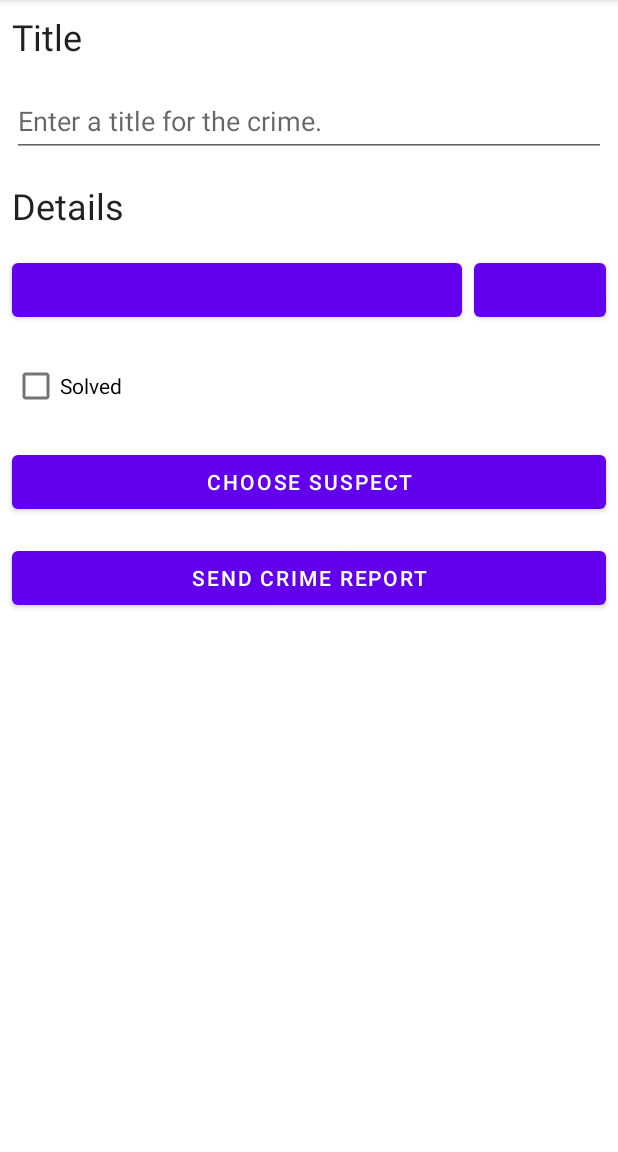
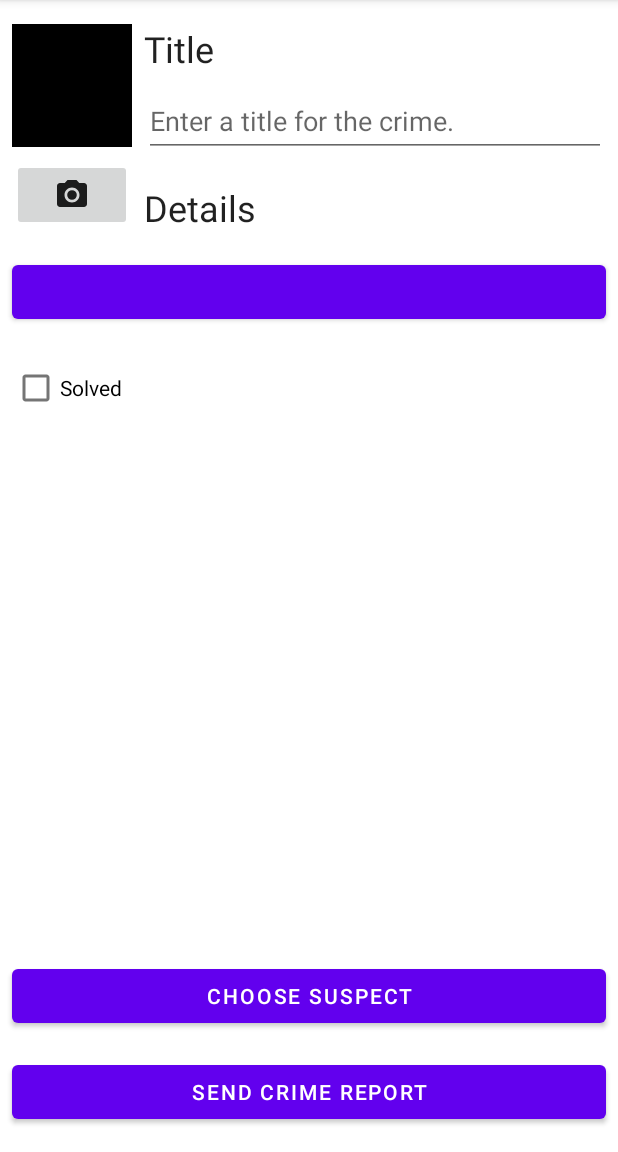
Before and after one commit to JohnyLukas/crime-and-punishment, an Android app: the screen it shows after launch (MainActivity), after a tap on "New Crime", on a phone screen of 412 x 824 dp, the part 84-1236 px from its top. Run offline under Robolectric (Android 15) with nearby library versions, the phone set to English and light mode, and no system bars; our stand-ins replace Room's generated code; libraries missing offline, so code that uses them is left out: by.kirich1409.viewbindingdelegate; 18 statements that could not run were skipped.

Commit message:
crime&punishment v4.1

```diff
--- a/app/src/main/java/com/example/criminalintent/Crime.kt
+++ b/app/src/main/java/com/example/criminalintent/Crime.kt
@@ -11,5 +11,6 @@ data class Crime(
     val title: String,
     val date: Date,
     val isSolved: Boolean,
-    val suspect: String = ""
+    val suspect: String = "",
+    val photoFileName: String? = null
 )
--- a/app/src/main/java/com/example/criminalintent/CrimeRepository.kt
+++ b/app/src/main/java/com/example/criminalintent/CrimeRepository.kt
@@ -4,6 +4,7 @@ import android.content.Context
 import androidx.room.Room
 import com.example.criminalintent.database.CrimeDatabase
 import com.example.criminalintent.database.migration_1_2
+import com.example.criminalintent.database.migration_2_3
 import kotlinx.coroutines.CoroutineScope
 import kotlinx.coroutines.DelicateCoroutinesApi
 import kotlinx.coroutines.GlobalScope
@@ -19,7 +20,7 @@ class CrimeRepository @OptIn(DelicateCoroutinesApi::class) private constructor(
     private val database: CrimeDatabase = Room.databaseBuilder(
             context.applicationContext, CrimeDatabase::class.java, DATABASE_NAME
         )
-        .addMigrations(migration_1_2)
+        .addMigrations(migration_1_2, migration_2_3)
         .build()
 
     fun getCrimes(): Flow<List<Crime>> = database.crimeDao().getCrimes()
--- a/app/src/main/java/com/example/criminalintent/database/CrimeDatabase.kt
+++ b/app/src/main/java/com/example/criminalintent/database/CrimeDatabase.kt
@@ -7,7 +7,7 @@ import androidx.room.migration.Migration
 import androidx.sqlite.db.SupportSQLiteDatabase
 import com.example.criminalintent.Crime
 
-@Database(entities = [Crime::class], version = 2, exportSchema = false)
+@Database(entities = [Crime::class], version = 3, exportSchema = false)
 @TypeConverters(CrimeTypeConverters::class)
 abstract class CrimeDatabase : RoomDatabase() {
     abstract fun crimeDao(): CrimeDao
@@ -20,3 +20,11 @@ val migration_1_2 = object  : Migration(1, 2) {
         )
     }
 }
+
+val migration_2_3 = object : Migration(2,3) {
+    override fun migrate(database: SupportSQLiteDatabase) {
+        database.execSQL(
+            "ALTER TABLE Crime ADD COLUMN photoFileName TEXT"
+        )
+    }
+}
--- /dev/null
+++ b/app/src/main/res/drawable/ic_camera.xml
@@ -0,0 +1,6 @@
+<vector android:height="24dp" android:tint="?android:attr/textColorPrimary"
+    android:viewportHeight="24" android:viewportWidth="24"
+    android:width="24dp" xmlns:android="http://schemas.android.com/apk/res/android">
+    <path android:fillColor="@android:color/white" android:pathData="M12,12m-3.2,0a3.2,3.2 0,1 1,6.4 0a3.2,3.2 0,1 1,-6.4 0"/>
+    <path android:fillColor="@android:color/white" android:pathData="M9,2L7.17,4L4,4c-1.1,0 -2,0.9 -2,2v12c0,1.1 0.9,2 2,2h16c1.1,0 2,-0.9 2,-2L22,6c0,-1.1 -0.9,-2 -2,-2h-3.17L15,2L9,2zM12,17c-2.76,0 -5,-2.24 -5,-5s2.24,-5 5,-5 5,2.24 5,5 -2.24,5 -5,5z"/>
+</vector>
--- a/app/src/main/res/layout/fragment_crime_detail.xml
+++ b/app/src/main/res/layout/fragment_crime_detail.xml
@@ -1,6 +1,5 @@
 <?xml version="1.0" encoding="utf-8"?>
-<androidx.constraintlayout.widget.ConstraintLayout
-    xmlns:android="http://schemas.android.com/apk/res/android"
+<androidx.constraintlayout.widget.ConstraintLayout xmlns:android="http://schemas.android.com/apk/res/android"
     xmlns:app="http://schemas.android.com/apk/res-auto"
     xmlns:tools="http://schemas.android.com/tools"
     android:id="@+id/linearLayoutFragmentDetail"
@@ -9,18 +8,41 @@
     tools:layout_editor_absoluteX="16dp"
     tools:layout_editor_absoluteY="16dp">
 
+    <ImageView
+        android:id="@+id/crimePhoto"
+        android:layout_width="80dp"
+        android:layout_height="82dp"
+        android:layout_marginStart="8dp"
+        android:layout_marginTop="16dp"
+        android:background="@color/black"
+        android:cropToPadding="true"
+        android:scaleType="centerInside"
+        app:layout_constraintStart_toStartOf="parent"
+        app:layout_constraintTop_toTopOf="parent" />
+
+    <ImageButton
+        android:id="@+id/crimeCamera"
+        android:layout_width="80dp"
+        android:layout_height="wrap_content"
+        android:layout_marginStart="8dp"
+        android:layout_marginTop="8dp"
+        android:contentDescription="@string/add_photo"
+        android:minHeight="48dp"
+        app:layout_constraintStart_toStartOf="parent"
+        app:layout_constraintTop_toBottomOf="@+id/crimePhoto"
+        app:srcCompat="@drawable/ic_camera" />
 
     <TextView
         android:id="@+id/titleTextView"
         android:layout_width="0dp"
         android:layout_height="wrap_content"
         android:layout_marginStart="8dp"
-        android:layout_marginTop="8dp"
+        android:layout_marginTop="16dp"
         android:layout_marginEnd="8dp"
         android:text="@string/crime_title_label"
         android:textAppearance="?attr/textAppearanceHeadline5"
         app:layout_constraintEnd_toEndOf="parent"
-        app:layout_constraintStart_toStartOf="parent"
+        app:layout_constraintStart_toEndOf="@+id/crimePhoto"
         app:layout_constraintTop_toTopOf="parent" />
 
     <EditText
@@ -28,7 +50,7 @@
         android:layout_width="0dp"
         android:layout_height="wrap_content"
         android:layout_marginStart="8dp"
-        android:layout_marginTop="16dp"
+        android:layout_marginTop="8dp"
         android:layout_marginEnd="8dp"
         android:hint="@string/crime_title_hint"
         android:importantForAutofill="no"
@@ -36,7 +58,7 @@
         android:minHeight="48dp"
         android:textColorHint="?android:attr/textColorHint"
         app:layout_constraintEnd_toEndOf="parent"
-        app:layout_constraintStart_toStartOf="parent"
+        app:layout_constraintStart_toEndOf="@+id/crimePhoto"
         app:layout_constraintTop_toBottomOf="@+id/titleTextView" />
 
     <TextView
@@ -44,23 +66,13 @@
         android:layout_width="0dp"
         android:layout_height="wrap_content"
         android:layout_marginStart="8dp"
-        android:layout_marginTop="16dp"
+        android:layout_marginTop="17dp"
         android:layout_marginEnd="8dp"
         android:text="@string/crime_details_label"
         android:textAppearance="?attr/textAppearanceHeadline5"
         app:layout_constraintEnd_toEndOf="parent"
-        app:layout_constraintStart_toStartOf="parent"
+        app:layout_constraintStart_toEndOf="@+id/crimeCamera"
         app:layout_constraintTop_toBottomOf="@+id/crime_title" />
-
-    <Button
-        android:id="@+id/crime_time"
-        android:layout_width="0dp"
-        android:layout_height="wrap_content"
-        android:layout_marginTop="16dp"
-        android:layout_marginEnd="8dp"
-        app:layout_constraintEnd_toEndOf="parent"
-        app:layout_constraintTop_toBottomOf="@+id/detailsTextView"
-        tools:text="11:56" />
 
     <Button
         android:id="@+id/crime_date"
@@ -69,7 +81,7 @@
         android:layout_marginStart="8dp"
         android:layout_marginTop="16dp"
         android:layout_marginEnd="8dp"
-        app:layout_constraintEnd_toStartOf="@+id/crime_time"
+        app:layout_constraintEnd_toEndOf="parent"
         app:layout_constraintStart_toStartOf="parent"
         app:layout_constraintTop_toBottomOf="@+id/detailsTextView"
         tools:text="Wed May 11 11:56 EST 2022" />
@@ -89,24 +101,24 @@
         android:layout_width="0dp"
         android:layout_height="wrap_content"
         android:layout_marginStart="8dp"
-        android:layout_marginTop="16dp"
         android:layout_marginEnd="8dp"
+        android:layout_marginBottom="16dp"
         android:text="@string/crime_suspect_text"
+        app:layout_constraintBottom_toTopOf="@+id/sendCrimeReport"
         app:layout_constraintEnd_toEndOf="parent"
-        app:layout_constraintStart_toStartOf="parent"
-        app:layout_constraintTop_toBottomOf="@+id/isCrimeSolved" />
+        app:layout_constraintStart_toStartOf="parent" />
 
     <Button
         android:id="@+id/sendCrimeReport"
         android:layout_width="0dp"
         android:layout_height="wrap_content"
         android:layout_marginStart="8dp"
-        android:layout_marginTop="16dp"
         android:layout_marginEnd="8dp"
+        android:layout_marginBottom="16dp"
         android:text="@string/crime_report_text"
+        app:layout_constraintBottom_toBottomOf="parent"
         app:layout_constraintEnd_toEndOf="parent"
-        app:layout_constraintStart_toStartOf="parent"
-        app:layout_constraintTop_toBottomOf="@+id/chooseSuspect" />
+        app:layout_constraintStart_toStartOf="parent" />
 
 
 </androidx.constraintlayout.widget.ConstraintLayout>
--- a/app/src/main/res/values/strings.xml
+++ b/app/src/main/res/values/strings.xml
@@ -17,4 +17,5 @@
     <string name="crime_report_suspect">the suspect is %s.</string>
     <string name="crime_report_subject">CriminalIntent Crime Report</string>
     <string name="send_report">Send crime report via</string>
+    <string name="add_photo">Add Photo</string>
 </resources>
--- /dev/null
+++ b/app/src/main/res/xml/files.xml
@@ -0,0 +1,4 @@
+<?xml version="1.0" encoding="utf-8"?>
+<paths>
+    <files-path name="crime_photos" path="."/>
+</paths>
```
Also changed, not shown: app/src/main/AndroidManifest.xml (+15 -0 lines), app/src/main/java/com/example/criminalintent/CrimeDetailFragment.kt (+74 -1 lines), app/src/main/java/com/example/criminalintent/PicrtureUtils.kt (added, +30 -0 lines).
